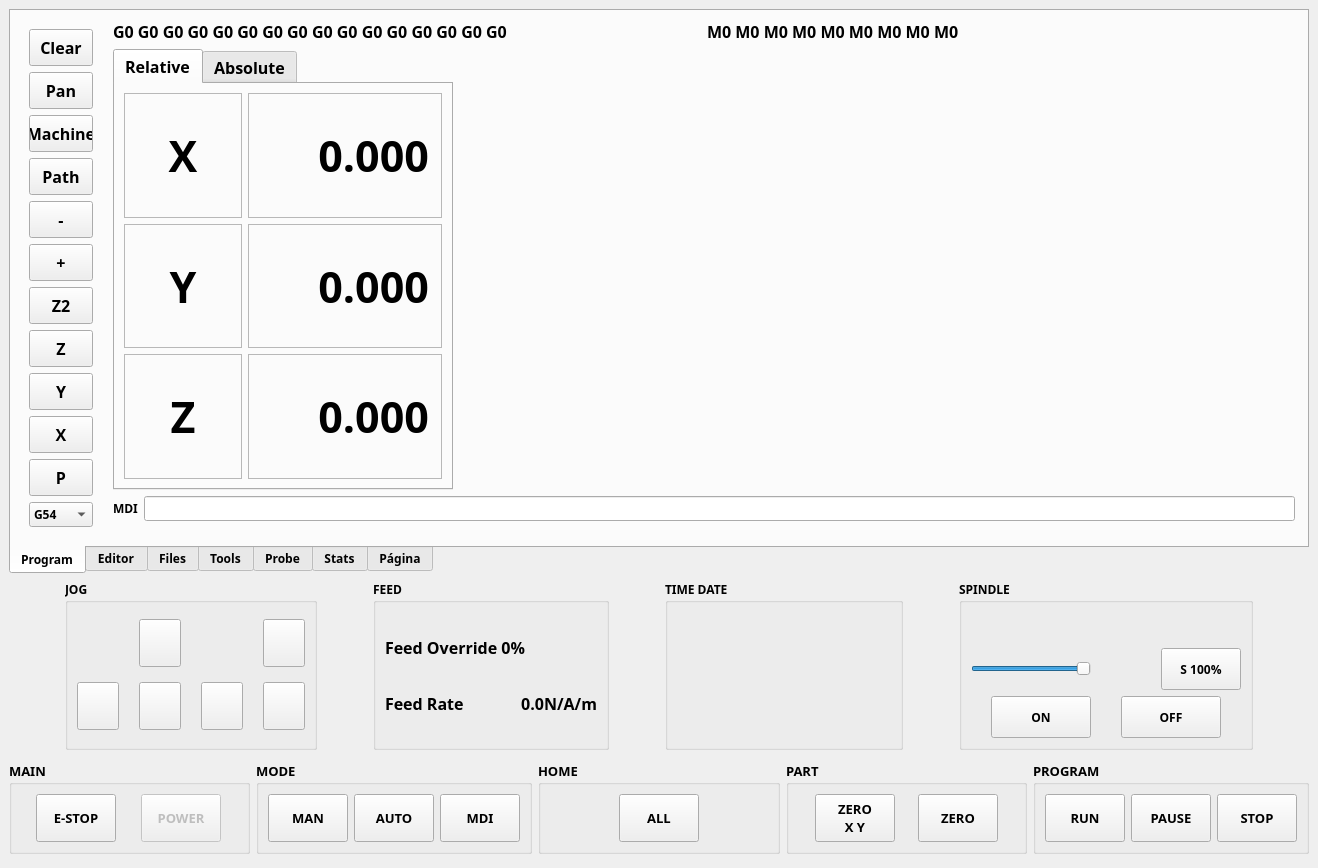
kcjengr/turbonc, file src/tnc/ui/window.ui: the form before one commit.
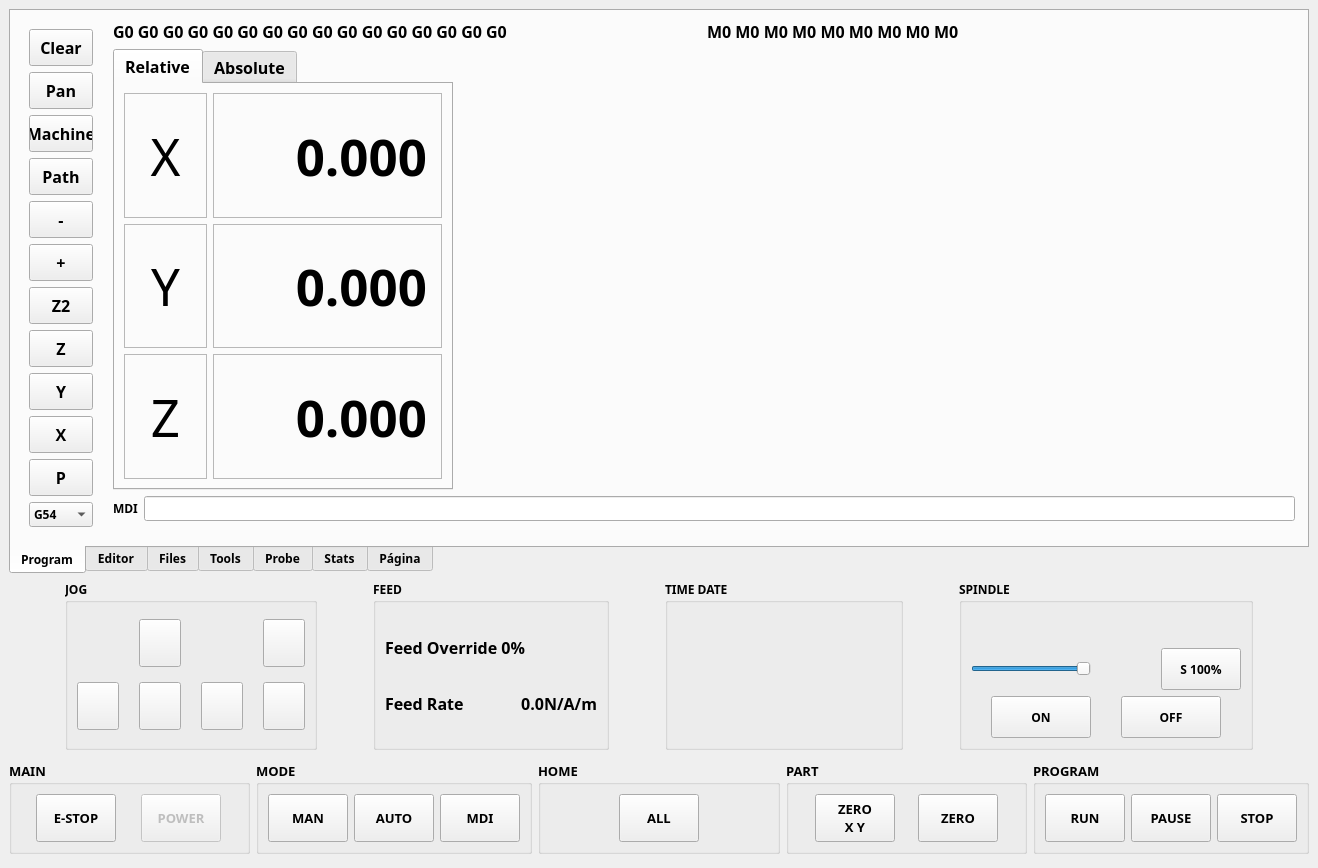
The form after the commit. Icons and pictures are not drawn. Custom widgets are drawn as their Qt base class.

Commit message: Asjust font size

Diff of the .ui file:
```diff
--- a/src/tnc/ui/window.ui
+++ b/src/tnc/ui/window.ui
@@ -644,8 +644,8 @@
                         <property name="font">
                          <font>
                           <family>3270 Semi-Condensed</family>
-                          <pointsize>32</pointsize>
-                          <bold>true</bold>
+                          <pointsize>38</pointsize>
+                          <bold>false</bold>
                          </font>
                         </property>
                         <property name="frameShape">
@@ -670,7 +670,7 @@
                         <property name="font">
                          <font>
                           <family>3270 Semi-Condensed</family>
-                          <pointsize>32</pointsize>
+                          <pointsize>38</pointsize>
                           <bold>true</bold>
                          </font>
                         </property>
@@ -721,8 +721,8 @@
                         <property name="font">
                          <font>
                           <family>3270 Semi-Condensed</family>
-                          <pointsize>32</pointsize>
-                          <bold>true</bold>
+                          <pointsize>38</pointsize>
+                          <bold>false</bold>
                          </font>
                         </property>
                         <property name="frameShape">
@@ -747,7 +747,7 @@
                         <property name="font">
                          <font>
                           <family>3270 Semi-Condensed</family>
-                          <pointsize>32</pointsize>
+                          <pointsize>38</pointsize>
                           <bold>true</bold>
                          </font>
                         </property>
@@ -798,8 +798,8 @@
                         <property name="font">
                          <font>
                           <family>3270 Semi-Condensed</family>
-                          <pointsize>32</pointsize>
-                          <bold>true</bold>
+                          <pointsize>38</pointsize>
+                          <bold>false</bold>
                          </font>
                         </property>
                         <property name="frameShape">
@@ -824,7 +824,7 @@
                         <property name="font">
                          <font>
                           <family>3270 Semi-Condensed</family>
-                          <pointsize>32</pointsize>
+                          <pointsize>38</pointsize>
                           <bold>true</bold>
                          </font>
                         </property>
```
